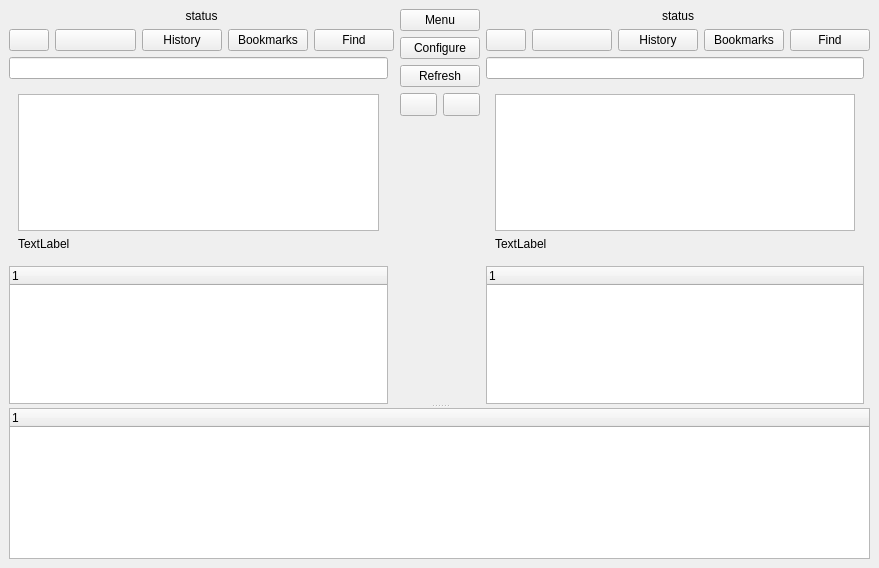
suncore/dflynav, file src/mainwin.ui: the form before one commit.
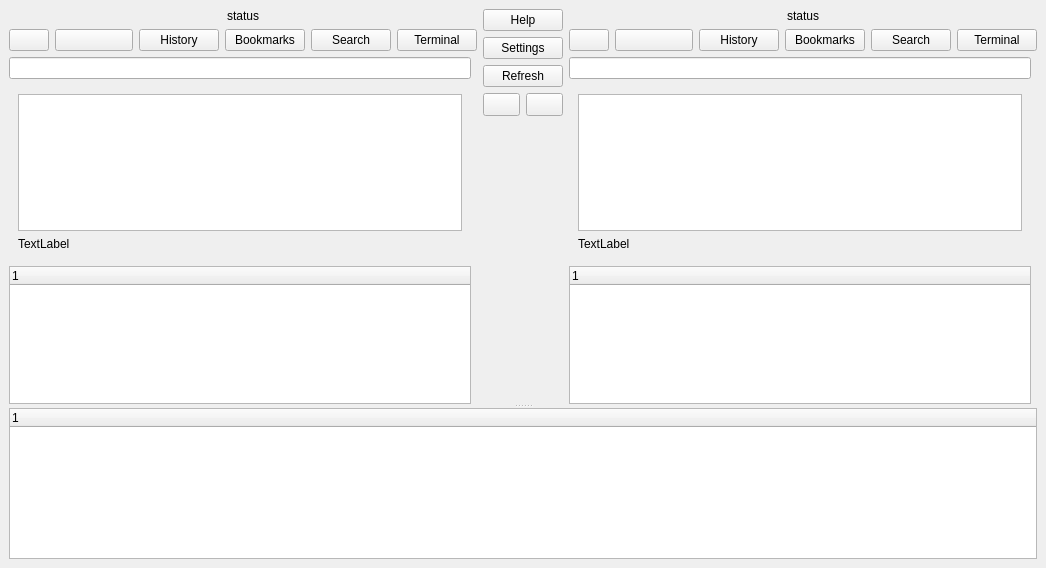
The form after the commit.

Diff of the .ui file:
```diff
--- a/src/mainwin.ui
+++ b/src/mainwin.ui
@@ -6,7 +6,7 @@
    <rect>
     <x>0</x>
     <y>0</y>
-    <width>879</width>
+    <width>1046</width>
     <height>568</height>
    </rect>
   </property>
@@ -75,7 +75,14 @@
             <item>
              <widget class="QPushButton" name="left_find">
               <property name="text">
-               <string>Find</string>
+               <string>Search</string>
+              </property>
+             </widget>
+            </item>
+            <item>
+             <widget class="QPushButton" name="left_terminal">
+              <property name="text">
+               <string>Terminal</string>
               </property>
              </widget>
             </item>
@@ -131,14 +138,14 @@
             <item>
              <widget class="QPushButton" name="help">
               <property name="text">
-               <string>Menu</string>
+               <string>Help</string>
               </property>
              </widget>
             </item>
             <item>
              <widget class="QPushButton" name="configure">
               <property name="text">
-               <string>Configure</string>
+               <string>Settings</string>
               </property>
              </widget>
             </item>
@@ -275,7 +282,14 @@
             <item>
              <widget class="QPushButton" name="right_find">
               <property name="text">
-               <string>Find</string>
+               <string>Search</string>
+              </property>
+             </widget>
+            </item>
+            <item>
+             <widget class="QPushButton" name="right_terminal">
+              <property name="text">
+               <string>Terminal</string>
               </property>
              </widget>
             </item>
@@ -320,7 +334,7 @@
        <property name="minimumSize">
         <size>
          <width>0</width>
-         <height>44</height>
+         <height>54</height>
         </size>
        </property>
        <property name="rootIsDecorated">
```
